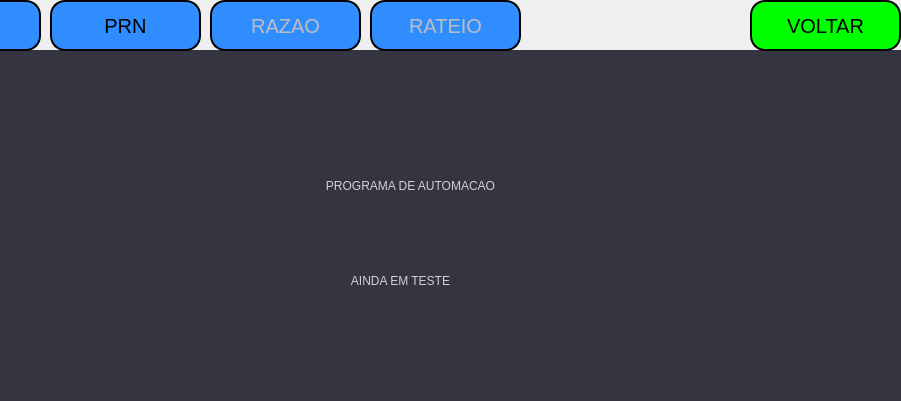
Above: interface/mainW.ui from AlexandreSilvestrin/Programa-automacao before the change; both pictures show x 110 to 1011 and y 0 to 401 of the 1011 by 868 pixel window. Below: the same form after it.
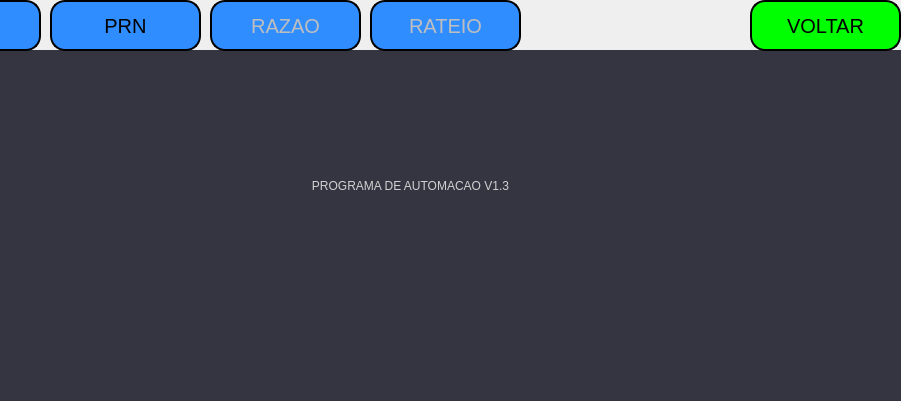
That is the form after the change. The open tabs and pages were chosen to show the change.

Patch:
```diff
--- a/interface/mainW.ui
+++ b/interface/mainW.ui
@@ -74,30 +74,7 @@
 </string>
       </property>
       <property name="text">
-       <string>PROGRAMA DE AUTOMACAO</string>
-      </property>
-      <property name="alignment">
-       <set>Qt::AlignCenter</set>
-      </property>
-     </widget>
-     <widget class="QLabel" name="label_13">
-      <property name="geometry">
-       <rect>
-        <x>330</x>
-        <y>170</y>
-        <width>361</width>
-        <height>121</height>
-       </rect>
-      </property>
-      <property name="styleSheet">
-       <string notr="true">border-radius: 15px;
-font: 87 12pt &quot;Arial Black&quot;;
-border-style: outset;
-color: rgb(209, 209, 209);
-</string>
-      </property>
-      <property name="text">
-       <string>AINDA EM TESTE</string>
+       <string>PROGRAMA DE AUTOMACAO V1.3</string>
       </property>
       <property name="alignment">
        <set>Qt::AlignCenter</set>
```
Left out of the diff: 2 changed lines with no effect on the pictures.
